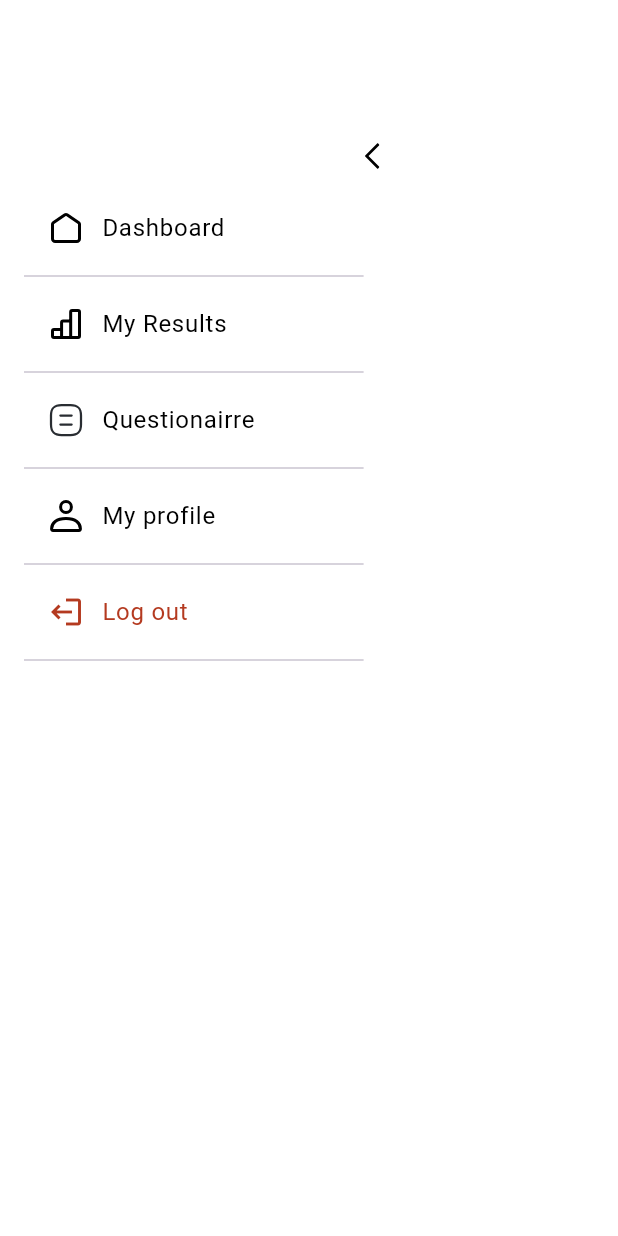
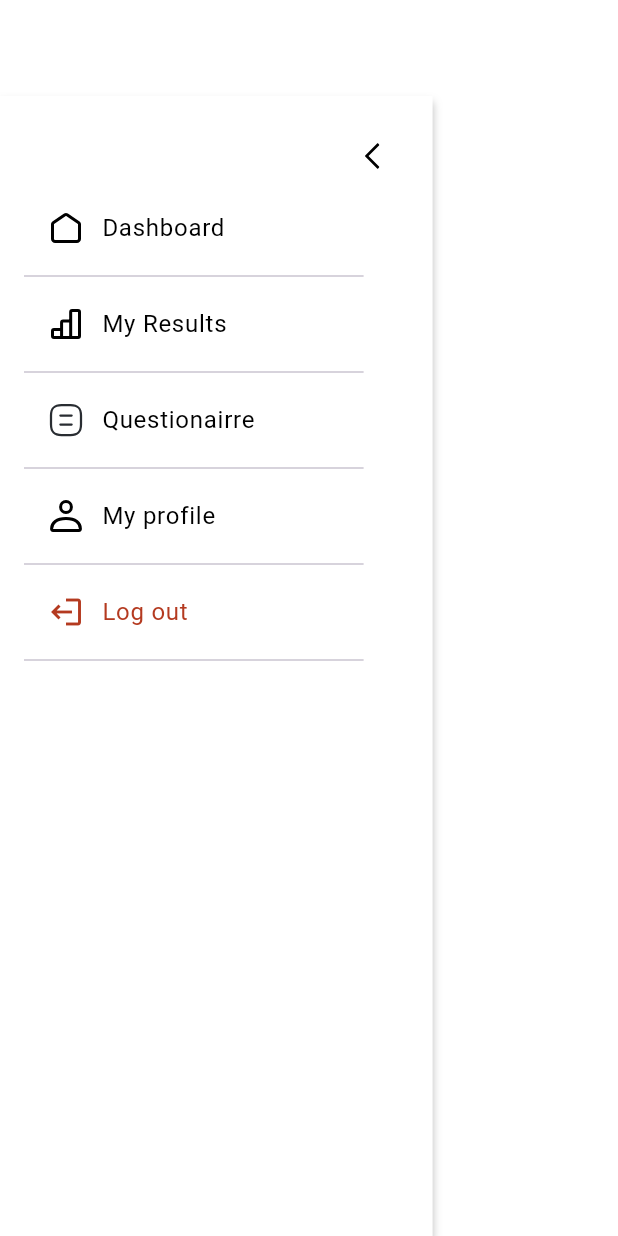
Before and after one commit to InAppoDev/ul_fs_health, a Flutter app: the DashboardMenuScreen screen opened by its route, on a phone screen of 412 x 824 dp. Run offline on Flutter 3.47's test engine with Material 3 defaults, Android fonts, the phone set to English and light mode, and no system bars; our stand-ins replace auto_route, bloc, cloud_firestore, email_validator, firebase_auth, firebase_core and 7 more; accounts and stored records are empty.

Commit message:
[gps_walk_test]: dashboard shadow color fix

```diff
--- a/lib/core/themes/app_colors.dart
+++ b/lib/core/themes/app_colors.dart
@@ -33,7 +33,7 @@ const ColorScheme darkColorScheme = ColorScheme(
 );
 
 const Color defaultTextColor = Color(0xFF000000);
-const Color blackL = Color(0x00000040);
+const Color blackL = Color(0x40000000);
 const Color defaultDropdownColor = Color(0xFFD9D9D9);
 const Color defaultBtnBorderColor = Color(0xFFD9D9D9);
 const Color defaultDividerColor = Color(0xFFCAC4D0);
--- a/lib/presentation/walk_test_start/view/walk_test_start_screen.dart
+++ b/lib/presentation/walk_test_start/view/walk_test_start_screen.dart
@@ -7,12 +7,10 @@ import '../../../core/constants/gaps.dart';
 import '../../../core/extensions/number_extension.dart';
 import '../../../core/themes/app_colors.dart';
 import '../../../gen/assets.gen.dart';
-import '../../../generated/l10n.dart';
 import '../../../l10n/localizations_utils.dart';
 import '../../logic/timer/timer_bloc.dart';
 import '../../timer/timer_widget.dart';
 import '../../utils/widgets/feature_test_header.dart';
-import '../../utils/widgets/repetition_counter.dart';
 import '../../utils/widgets/simple_app_bar_widget.dart';
 import '../../utils/widgets/submit_button.dart';
 
```
